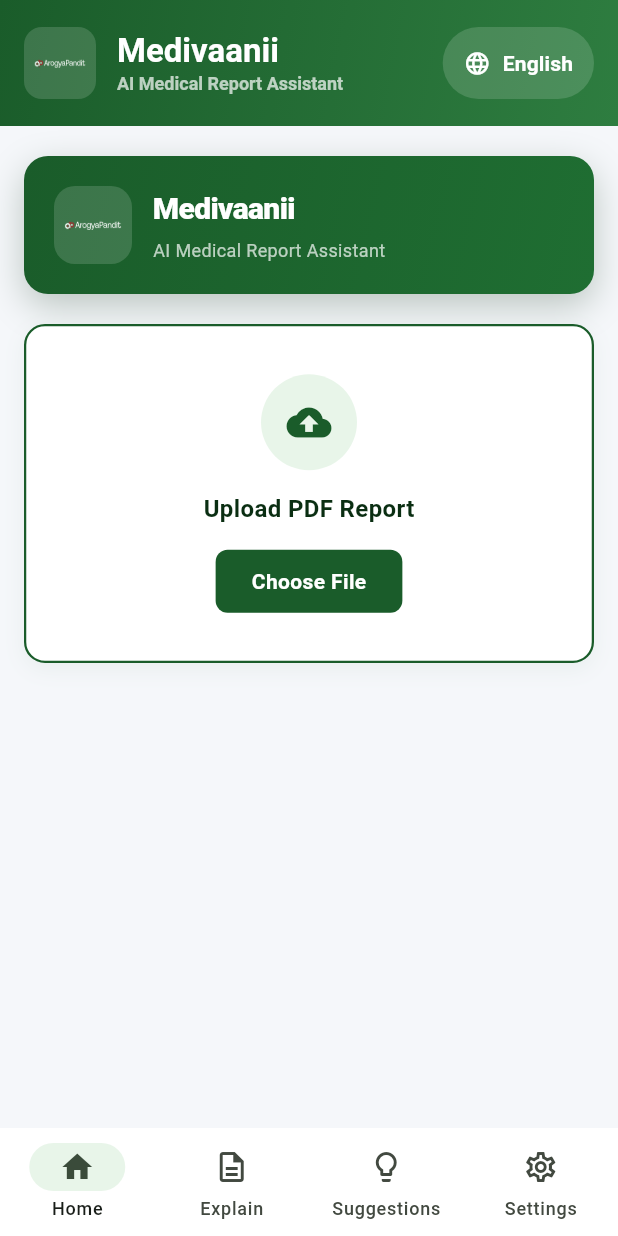
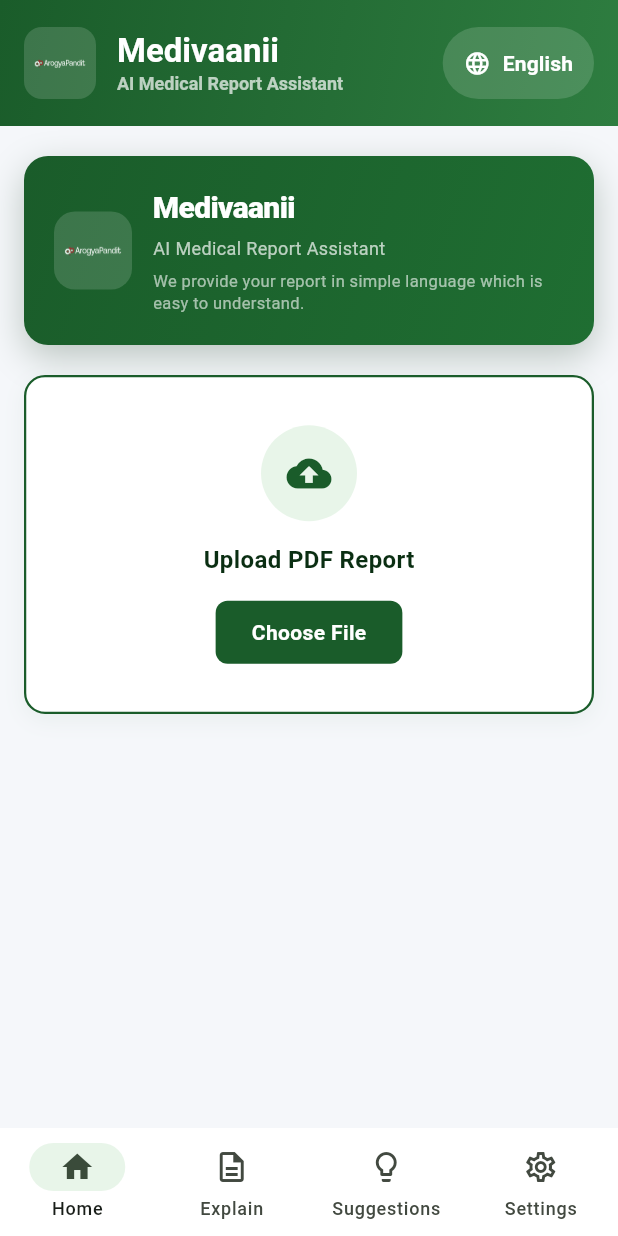
Before and after one commit to raghavmittal429-hash/Medical-Translation, a Flutter app: the screen it shows after launch, on a phone screen of 412 x 824 dp. Run offline on Flutter 3.47's test engine with Material 3 defaults, Android fonts, the phone set to English and light mode, and no system bars; our stand-ins replace file_picker, flutter_tts, pdf; missing offline and left inert: dart:html.

Commit message:
Add tagline to upload hero card second column

```diff
--- a/flutter_app/lib/main.dart
+++ b/flutter_app/lib/main.dart
@@ -1355,6 +1355,15 @@ class _HomePageState extends State<HomePage> {
                   SizedBox(height: 4),
                   Text('AI Medical Report Assistant',
                       style: TextStyle(fontSize: 12, color: Colors.white70)),
+                  SizedBox(height: 6),
+                  Text(
+                    'We provide your report in simple language which is easy to understand.',
+                    style: TextStyle(
+                      fontSize: 11,
+                      color: Colors.white60,
+                      height: 1.4,
+                    ),
+                  ),
                 ],
               )),
             ]),
```
